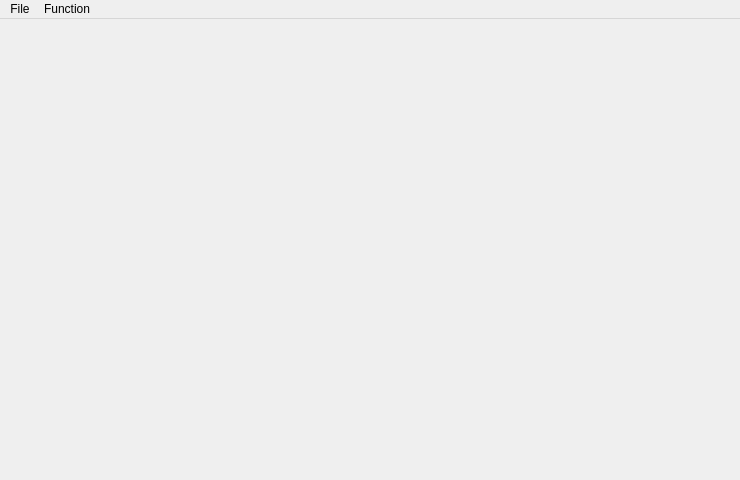
shuanglengyunji/Menters-and-Mentees-Matching-Program, file Menters-and-Mentees-Matching-Program/mainwindow.ui: the form before one commit.
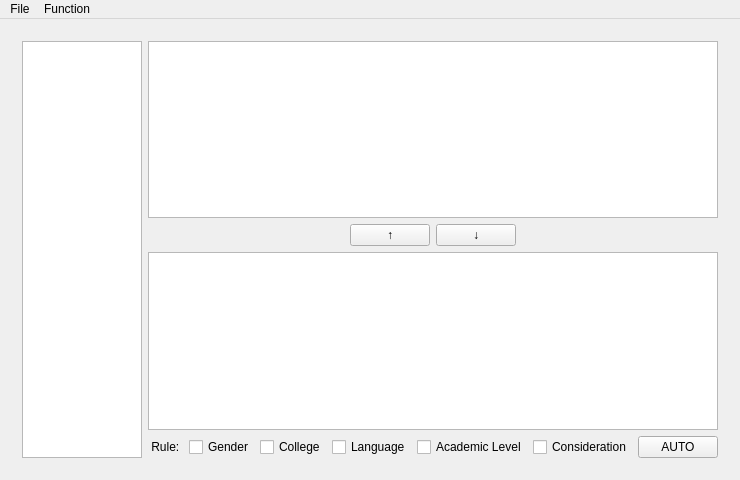
The form after the commit. The open tabs and pages were chosen to show the change.

Commit message: 1. Add match interface

What changed in the file:
```diff
--- a/Menters-and-Mentees-Matching-Program/mainwindow.ui
+++ b/Menters-and-Mentees-Matching-Program/mainwindow.ui
@@ -26,7 +26,7 @@
      <verstretch>0</verstretch>
     </sizepolicy>
    </property>
-   <layout class="QGridLayout" name="gridLayout_2">
+   <layout class="QGridLayout" name="gridLayout_5">
     <item row="0" column="0">
      <layout class="QGridLayout" name="gridLayout">
       <item row="0" column="0">
@@ -191,7 +191,141 @@
           </item>
          </layout>
         </widget>
-        <widget class="QWidget" name="page_matching"/>
+        <widget class="QWidget" name="page_matching">
+         <layout class="QGridLayout" name="gridLayout_6">
+          <item row="0" column="0">
+           <layout class="QGridLayout" name="gridLayout_12">
+            <item row="1" column="0">
+             <layout class="QGridLayout" name="gridLayout_11">
+              <item row="0" column="0">
+               <widget class="QTableView" name="tableView_match_mentors"/>
+              </item>
+              <item row="0" column="1">
+               <layout class="QGridLayout" name="gridLayout_10">
+                <item row="4" column="0">
+                 <layout class="QGridLayout" name="gridLayout_2">
+                  <item row="0" column="7">
+                   <widget class="QPushButton" name="pushButton_Auto">
+                    <property name="text">
+                     <string>AUTO</string>
+                    </property>
+                   </widget>
+                  </item>
+                  <item row="0" column="3">
+                   <widget class="QCheckBox" name="checkBox_Language">
+                    <property name="text">
+                     <string>Language</string>
+                    </property>
+                   </widget>
+                  </item>
+                  <item row="0" column="5">
+                   <widget class="QCheckBox" name="checkBox_Consideration">
+                    <property name="text">
+                     <string>Consideration</string>
+                    </property>
+                   </widget>
+                  </item>
+                  <item row="0" column="2">
+                   <widget class="QCheckBox" name="checkBox_College">
+                    <property name="text">
+                     <string>College</string>
+                    </property>
+                   </widget>
+                  </item>
+                  <item row="0" column="1">
+                   <widget class="QCheckBox" name="checkBox_Gender">
+                    <property name="text">
+                     <string>Gender</string>
+                    </property>
+                   </widget>
+                  </item>
+                  <item row="0" column="0">
+                   <widget class="QLabel" name="label_Rule">
+                    <property name="text">
+                     <string> Rule: </string>
+                    </property>
+                   </widget>
+                  </item>
+                  <item row="0" column="4">
+                   <widget class="QCheckBox" name="checkBox_AcademicLevel">
+                    <property name="text">
+                     <string>Academic Level</string>
+                    </property>
+                   </widget>
+                  </item>
+                  <item row="0" column="6">
+                   <spacer name="horizontalSpacer">
+                    <property name="orientation">
+                     <enum>Qt::Horizontal</enum>
+                    </property>
+                    <property name="sizeHint" stdset="0">
+                     <size>
+                      <width>40</width>
+                      <height>20</height>
+                     </size>
+                    </property>
+                   </spacer>
+                  </item>
+                 </layout>
+                </item>
+                <item row="3" column="0">
+                 <widget class="QTableView" name="tableView_match_mentees_to_be_match"/>
+                </item>
+                <item row="0" column="0">
+                 <widget class="QTableView" name="tableView_match_mentees_matched"/>
+                </item>
+                <item row="1" column="0">
+                 <layout class="QGridLayout" name="gridLayout_9">
+                  <item row="0" column="1">
+                   <widget class="QPushButton" name="pushButton_Up">
+                    <property name="text">
+                     <string>↑</string>
+                    </property>
+                   </widget>
+                  </item>
+                  <item row="0" column="2">
+                   <widget class="QPushButton" name="pushButton_Down">
+                    <property name="text">
+                     <string>↓</string>
+                    </property>
+                   </widget>
+                  </item>
+                  <item row="0" column="4">
+                   <spacer name="horizontalSpacer_2">
+                    <property name="orientation">
+                     <enum>Qt::Horizontal</enum>
+                    </property>
+                    <property name="sizeHint" stdset="0">
+                     <size>
+                      <width>40</width>
+                      <height>20</height>
+                     </size>
+                    </property>
+                   </spacer>
+                  </item>
+                  <item row="0" column="0">
+                   <spacer name="horizontalSpacer_3">
+                    <property name="orientation">
+                     <enum>Qt::Horizontal</enum>
+                    </property>
+                    <property name="sizeHint" stdset="0">
+                     <size>
+                      <width>40</width>
+                      <height>20</height>
+                     </size>
+                    </property>
+                   </spacer>
+                  </item>
+                 </layout>
+                </item>
+               </layout>
+              </item>
+             </layout>
+            </item>
+           </layout>
+          </item>
+         </layout>
+        </widget>
        </widget>
       </item>
      </layout>
```
Left out of the diff: 2 changed lines with no effect on the pictures. The commit also changes 4 other files.
